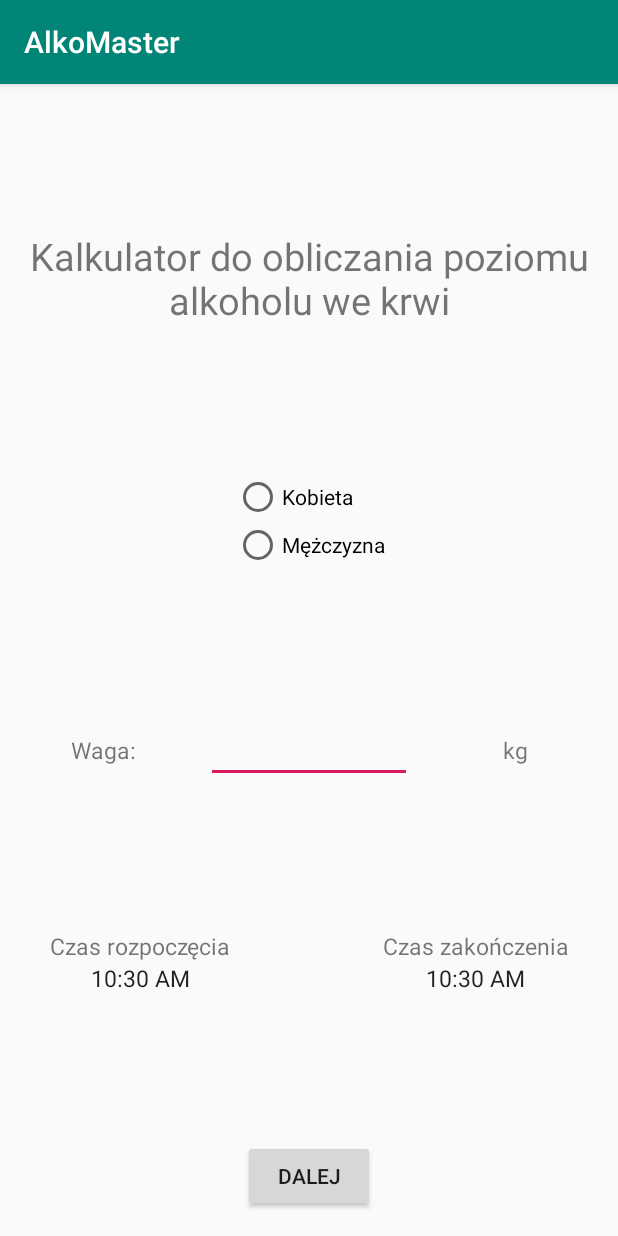
After one commit to dzazef/mobile-applications-project, an Android app: the LevelActivityData screen opened directly, with no data from a screen before it, on a phone screen of 412 x 824 dp. The commit adds this screen. Run offline under Robolectric (Android 15) with nearby library versions, the phone set to English and light mode, and no system bars.

Commit message:
aktywnosc do wprowadzania danych

```diff
--- a/AlkoMaster/app/src/main/AndroidManifest.xml
+++ b/AlkoMaster/app/src/main/AndroidManifest.xml
@@ -16,6 +16,10 @@
                 <category android:name="android.intent.category.LAUNCHER"/>
             </intent-filter>
         </activity>
+
+        <activity android:name=".LevelActivityData">
+        </activity>
+
     </application>
 
 </manifest>
--- /dev/null
+++ b/AlkoMaster/app/src/main/res/layout/alcohol_level_activity.xml
@@ -0,0 +1,125 @@
+<?xml version="1.0" encoding="utf-8"?>
+<android.support.constraint.ConstraintLayout
+        xmlns:android="http://schemas.android.com/apk/res/android"
+        xmlns:tools="http://schemas.android.com/tools"
+        xmlns:app="http://schemas.android.com/apk/res-auto"
+        android:layout_width="match_parent"
+        android:layout_height="match_parent"
+        tools:context=".LevelActivityData">
+
+
+    <TextView
+            android:text="@string/alkomat_textView"
+            android:layout_width="wrap_content"
+            android:layout_height="wrap_content"
+            android:textSize="25sp"
+            android:textAlignment="center"
+            android:id="@+id/textView"
+            app:layout_constraintStart_toStartOf="parent" android:layout_marginStart="8dp"
+            app:layout_constraintEnd_toEndOf="parent" android:layout_marginEnd="8dp"
+            app:layout_constraintTop_toTopOf="parent"
+            app:layout_constraintBottom_toTopOf="@+id/radioGroup"/>
+    <RadioGroup
+            android:layout_width="wrap_content"
+            android:layout_height="wrap_content"
+            app:layout_constraintEnd_toEndOf="parent" app:layout_constraintStart_toStartOf="parent"
+            android:id="@+id/radioGroup"
+            app:layout_constraintHorizontal_bias="0.5"
+            app:layout_constraintTop_toBottomOf="@+id/textView"
+            app:layout_constraintBottom_toTopOf="@+id/linearLayout_weight">
+
+        <RadioButton android:id="@+id/radioButton_female"
+                     android:layout_width="wrap_content"
+                     android:layout_height="wrap_content"
+                     android:text="@string/radioButton_female"
+                     android:onClick="onRadioButtonClicked"/>
+        <RadioButton android:id="@+id/radioButton_male"
+                     android:layout_width="wrap_content"
+                     android:layout_height="wrap_content"
+                     android:text="@string/radioButton_male"
+                     android:onClick="onRadioButtonClicked"/>
+
+    </RadioGroup>
+
+    <LinearLayout
+            android:orientation="horizontal"
+            android:layout_width="match_parent"
+            android:id="@+id/linearLayout_weight"
+            android:layout_height="wrap_content"
+            app:layout_constraintEnd_toEndOf="parent"
+            app:layout_constraintStart_toStartOf="parent"
+            app:layout_constraintHorizontal_bias="0.5"
+            app:layout_constraintTop_toBottomOf="@+id/radioGroup"
+            app:layout_constraintBottom_toTopOf="@+id/linearLayout2">
+        <TextView android:layout_width="0dp" android:layout_height="wrap_content"
+                  android:layout_weight="1"
+                  android:id="@id/textView"
+                  android:labelFor="@id/editText_waga"
+                  android:textSize="15sp" android:textAlignment="center" android:text="@string/textView_waga"/>
+        <EditText android:layout_width="0dp" android:layout_height="wrap_content"
+                  android:layout_weight="1"
+                  android:textAlignment="center"
+                  android:id="@+id/editText_waga"
+                  android:inputType="number"
+                  tools:ignore="Autofill"/>
+        <TextView android:layout_width="0dp" android:layout_height="wrap_content"
+                  android:layout_weight="1"
+                  android:id="@id/textView"
+                  android:labelFor="@id/editText_waga"
+                  android:textSize="15sp" android:textAlignment="center" android:text="@string/textView_kg"/>
+    </LinearLayout>
+
+
+    <LinearLayout android:layout_width="match_parent" android:layout_height="wrap_content"
+                  android:id="@+id/linearLayout2"
+                  app:layout_constraintStart_toStartOf="parent"
+                  android:layout_marginStart="8dp" app:layout_constraintEnd_toEndOf="parent"
+                  android:layout_marginEnd="8dp" app:layout_constraintTop_toBottomOf="@+id/linearLayout_weight"
+                  app:layout_constraintHorizontal_bias="0.5" app:layout_constraintBottom_toTopOf="@+id/button_dalej">
+        <LinearLayout
+                android:orientation="vertical"
+                android:layout_width="wrap_content"
+                android:id="@+id/linearLayout_poczatek"
+                android:layout_height="wrap_content"
+                android:layout_weight="1">
+            <TextView android:layout_width="match_parent" android:layout_height="0dp"
+                      android:layout_weight="1"
+                      android:id="@id/textView"
+                      android:textSize="15sp" android:textAlignment="center" android:text="@string/textView_poczatek"/>
+            <TextClock android:layout_width="match_parent" android:layout_height="0dp"
+                       android:layout_weight="1"
+                       android:textAlignment="center"
+                       android:onClick="showTimePickerDialog" android:textSize="15sp"
+            />
+        </LinearLayout>
+
+        <Space android:layout_width="0dp" android:layout_height="wrap_content" android:layout_weight="1"/>
+
+        <LinearLayout
+                android:orientation="vertical"
+                android:layout_width="wrap_content"
+                android:id="@+id/linearLayout_koniec"
+                android:layout_height="wrap_content"
+                android:layout_weight="1">
+            <TextView android:layout_width="match_parent" android:layout_height="0dp"
+                      android:layout_weight="1"
+                      android:id="@id/textView"
+                      android:textSize="15sp" android:textAlignment="center" android:text="@string/textView_koniec"/>
+            <TextClock android:layout_width="match_parent" android:layout_height="0dp"
+                       android:layout_weight="1"
+                       android:textAlignment="center"
+                       android:onClick="showTimePickerDialog" android:textSize="15sp"
+            />
+        </LinearLayout>
+    </LinearLayout>
+    <Button
+            android:text="@string/button_dalej"
+            android:layout_width="wrap_content"
+            android:layout_height="wrap_content"
+            android:onClick="startNextActivity"
+            android:id="@+id/button_dalej" android:layout_marginBottom="16dp"
+            app:layout_constraintBottom_toBottomOf="parent" app:layout_constraintStart_toStartOf="parent"
+            android:layout_marginStart="8dp" app:layout_constraintEnd_toEndOf="parent" android:layout_marginEnd="8dp"/>
+
+
+</android.support.constraint.ConstraintLayout>
--- a/AlkoMaster/app/src/main/res/values/strings.xml
+++ b/AlkoMaster/app/src/main/res/values/strings.xml
@@ -1,3 +1,15 @@
 <resources>
     <string name="app_name">AlkoMaster</string>
+    <string name="alkomat_button">Alkomat</string>
+    <string name="kalkulator_button">Kalkulator</string>
+    <string name="alkomat_textView">Kalkulator do obliczania poziomu alkoholu we krwi</string>
+    <string name="radioButton_female">Kobieta</string>
+    <string name="radioButton_male">Mężczyzna</string>
+    <string name="textView_waga">Waga:</string>
+    <string name="editText_waga">Ile ważysz?</string>
+    <string name="textView_kg">kg</string>
+    <string name="textView_poczatek">Czas rozpoczęcia</string>
+    <string name="textView_koniec">Czas zakończenia</string>
+    <string name="godzina">%1$s:%2$s</string>
+    <string name="button_dalej">Dalej</string>
 </resources>
```
Also changed, not shown: AlkoMaster/app/src/main/java/pl/am2019/alkomaster/LevelActivityData.kt (added, +50 -0 lines), AlkoMaster/app/src/main/java/pl/am2019/alkomaster/MainActivity.kt (+9 -0 lines), AlkoMaster/app/src/main/java/pl/am2019/alkomaster/TimePickerFragment.kt (added, +38 -0 lines), AlkoMaster/app/src/main/res/layout/activity_main.xml (+5 -7 lines).
